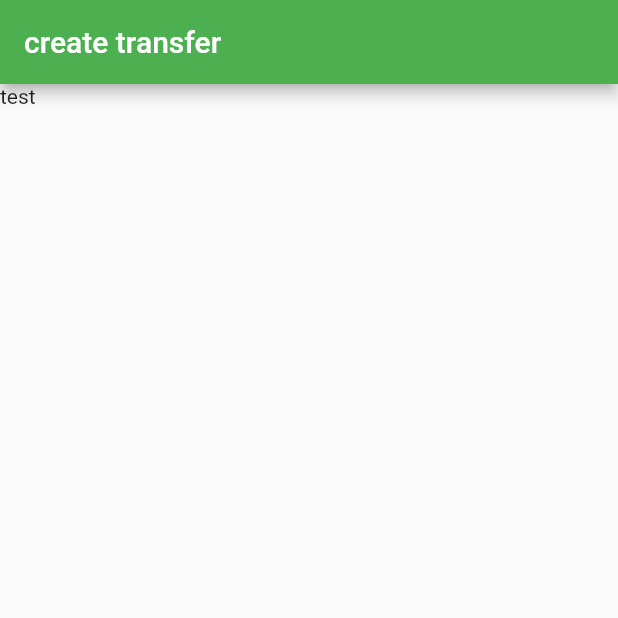
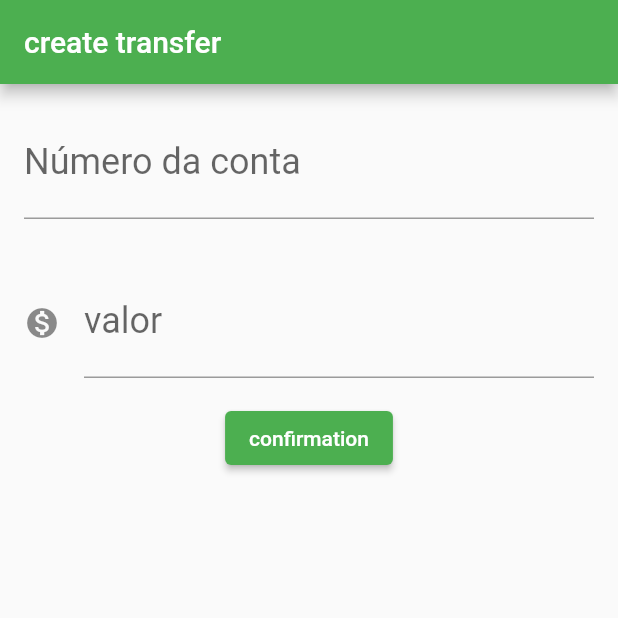
Before and after one commit to vinitecnico/poc-flutter-transfer-timeline, a Flutter app: the screen it shows after launch, on a phone screen of 412 x 824 dp, the top half of it. Run offline on Flutter 3.47's test engine with Material 2 defaults, Android fonts, the light colour scheme and no system bars; missing offline and left inert: money2.

Commit message:
feat: create transfer form

```diff
--- a/lib/main.dart
+++ b/lib/main.dart
@@ -25,11 +25,33 @@
   @override
   Widget build(BuildContext context) {
     return Scaffold(
-      appBar: AppBar(
-        title: const Text('create transfer'),
-      ),
-      body: const Text('test'),
-    );
+        appBar: AppBar(title: const Text('create transfer')),
+        body: Column(
+          children: [
+            const Padding(
+              padding: EdgeInsets.all(16.0),
+              child: TextField(
+                style: TextStyle(fontSize: 24.0),
+                decoration: InputDecoration(
+                    labelText: 'Número da conta', hintText: '0000'),
+                keyboardType: TextInputType.number,
+              ),
+            ),
+            const Padding(
+              padding: EdgeInsets.all(16.0),
+              child: TextField(
+                style: TextStyle(fontSize: 24.0),
+                decoration: InputDecoration(
+                  icon: Icon(Icons.monetization_on),
+                  labelText: 'valor',
+                  hintText: '0.00',
+                ),
+                keyboardType: TextInputType.number,
+              ),
+            ),
+            ElevatedButton(onPressed: () {}, child: const Text('confirmation'))
+          ],
+        ));
   }
 }
 
```
Also changed, not shown: 1 other file.
